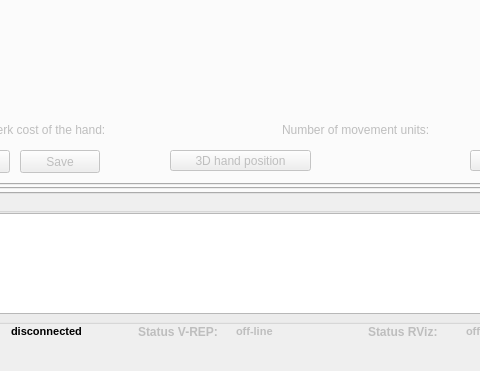
Above: ui/main_window.ui from zohannn/motion_manager before the change; both pictures show x 92 to 572 and y 326 to 697 of the 1101 by 697 pixel window. Below: the same form after it.
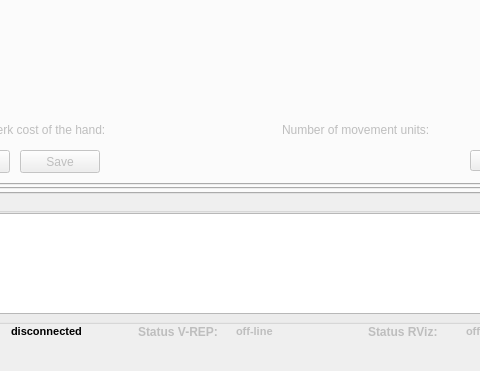
That is the form after the change. The open tabs and pages were chosen to show the change. Icons and pictures are not drawn. Custom widgets are drawn as their Qt base class.

Commit message: added 3D hand position plot

What changed in the file:
```diff
--- a/ui/main_window.ui
+++ b/ui/main_window.ui
@@ -1112,19 +1112,6 @@
            <string>Save</string>
           </property>
          </widget>
-         <widget class="QPushButton" name="pushButton_plot_hand_pos_mov">
-          <property name="geometry">
-           <rect>
-            <x>250</x>
-            <y>380</y>
-            <width>141</width>
-            <height>21</height>
-           </rect>
-          </property>
-          <property name="text">
-           <string>3D hand position</string>
-          </property>
-         </widget>
          <widget class="QWidget" name="layoutWidget">
           <property name="geometry">
            <rect>
```
The commit also changes 10 other files.
